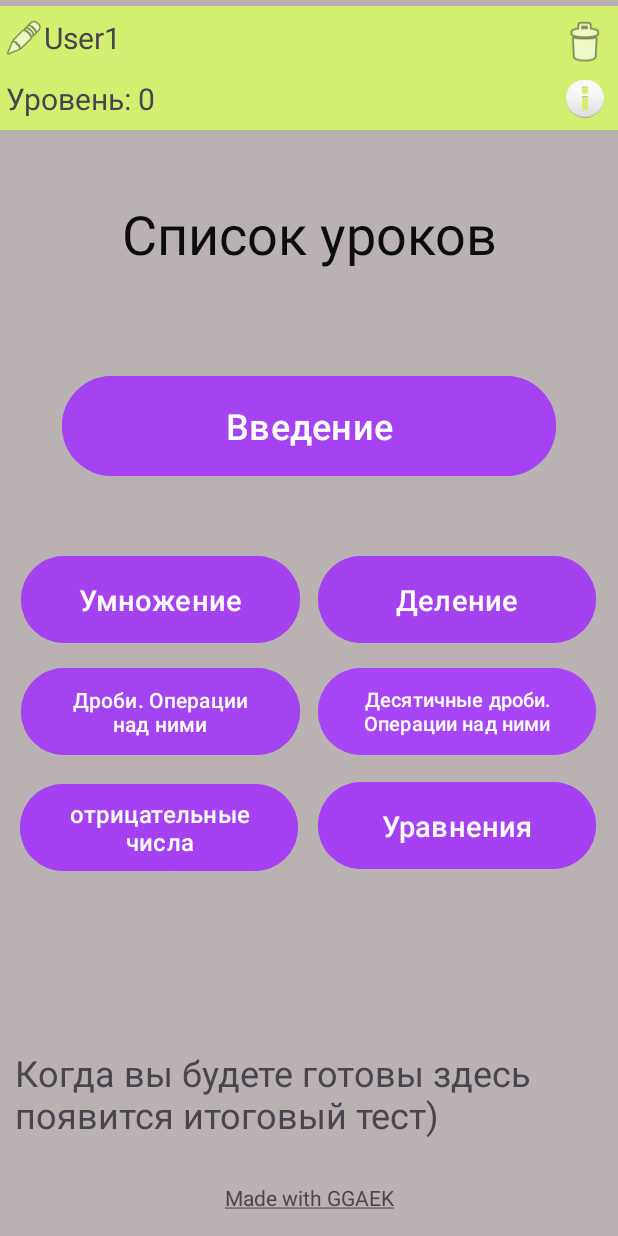
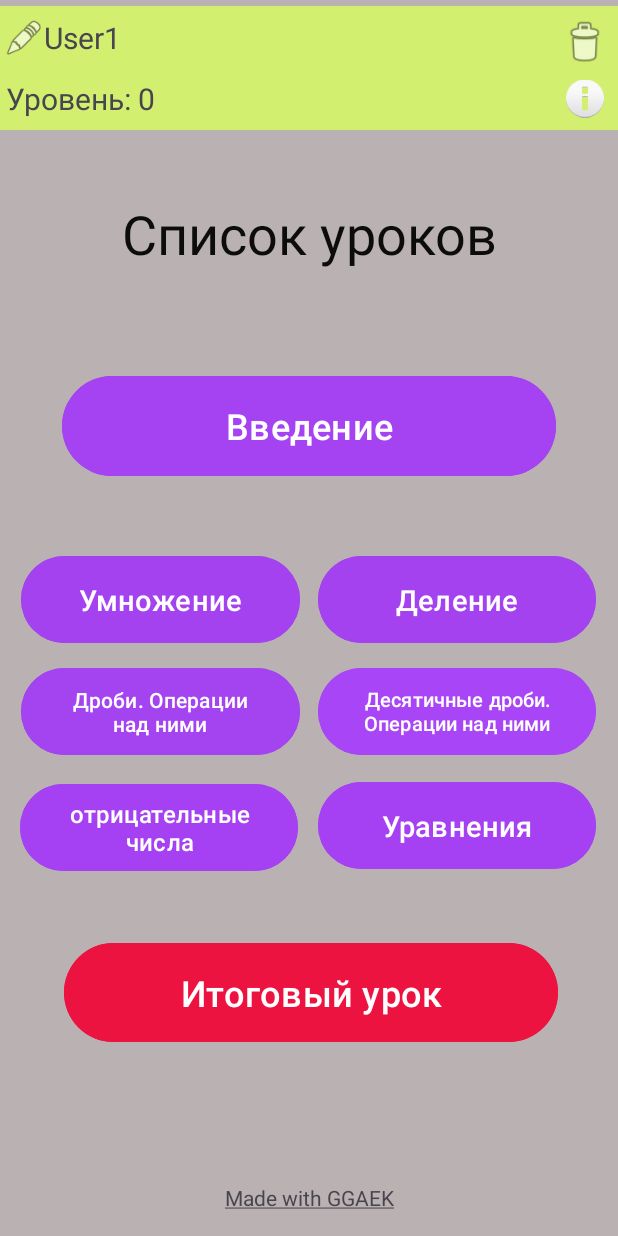
Before and after one commit to Senior-Limon/MyMath, an Android app: the GLActivity screen opened directly, with no data from a screen before it, on a phone screen of 412 x 824 dp. Run offline under Robolectric (Android 15) with nearby library versions, the phone set to English and light mode, and no system bars.

Commit message:
commit 3++

```diff
--- a/app/src/main/res/layout/activity_glactivity.xml
+++ b/app/src/main/res/layout/activity_glactivity.xml
@@ -154,7 +154,7 @@
         android:backgroundTint="#ED1341"
         android:text="Итоговый урок"
         android:textSize="24sp"
-        android:visibility="invisible"
+        android:visibility="visible"
         app:layout_constraintBottom_toBottomOf="parent"
         app:layout_constraintEnd_toEndOf="parent"
         app:layout_constraintHeight_percent="0.09"
@@ -256,21 +256,6 @@
         app:layout_constraintVertical_bias="0.065"
         app:srcCompat="@android:drawable/ic_dialog_info" />
 
-    <TextView
-        android:id="@+id/textView13"
-        android:layout_width="0dp"
-        android:layout_height="0dp"
-        android:layout_marginBottom="56dp"
-        android:text="Когда вы будете готовы здесь появится итоговый тест)"
-        android:textSize="24sp"
-        app:layout_constraintBottom_toBottomOf="parent"
-        app:layout_constraintEnd_toEndOf="parent"
-        app:layout_constraintHeight_percent="0.1"
-        app:layout_constraintStart_toStartOf="parent"
-        app:layout_constraintTop_toBottomOf="@+id/buttonItog"
-        app:layout_constraintVertical_bias="0.0"
-        app:layout_constraintWidth_percent="0.95" />
-
     <androidx.constraintlayout.widget.Guideline
         android:id="@+id/guideline7"
         android:layout_width="wrap_content"
```
Also changed, not shown: app/src/main/java/com/example/mymathwithggaek/GLActivity.kt (+6 -7 lines).
